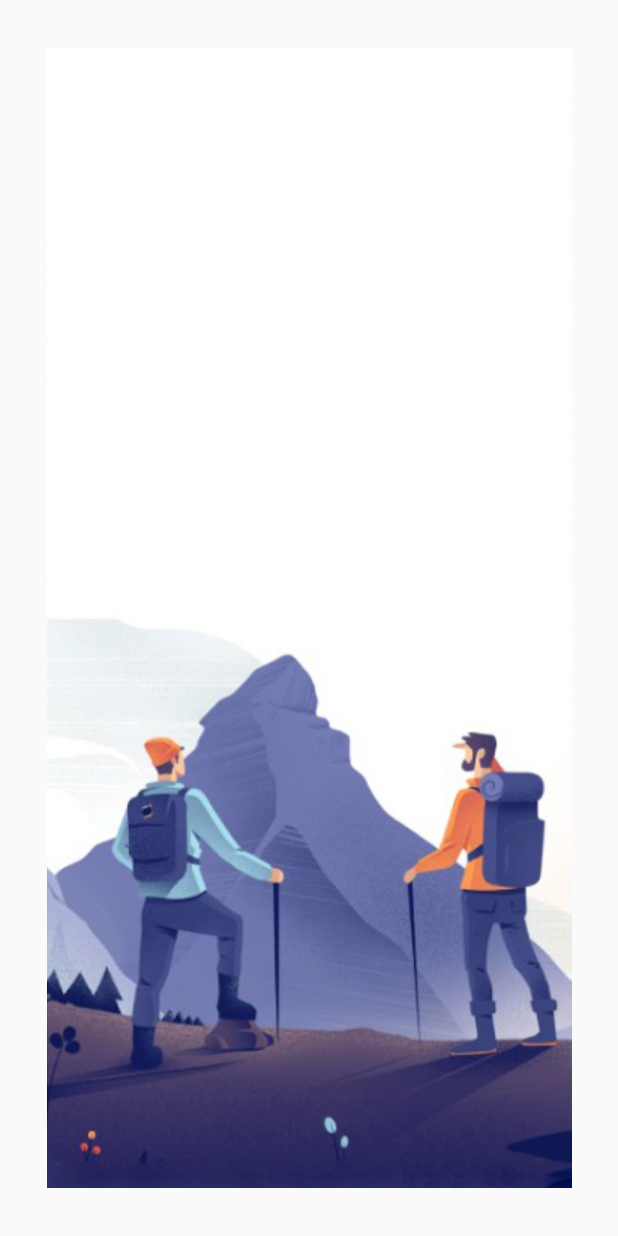
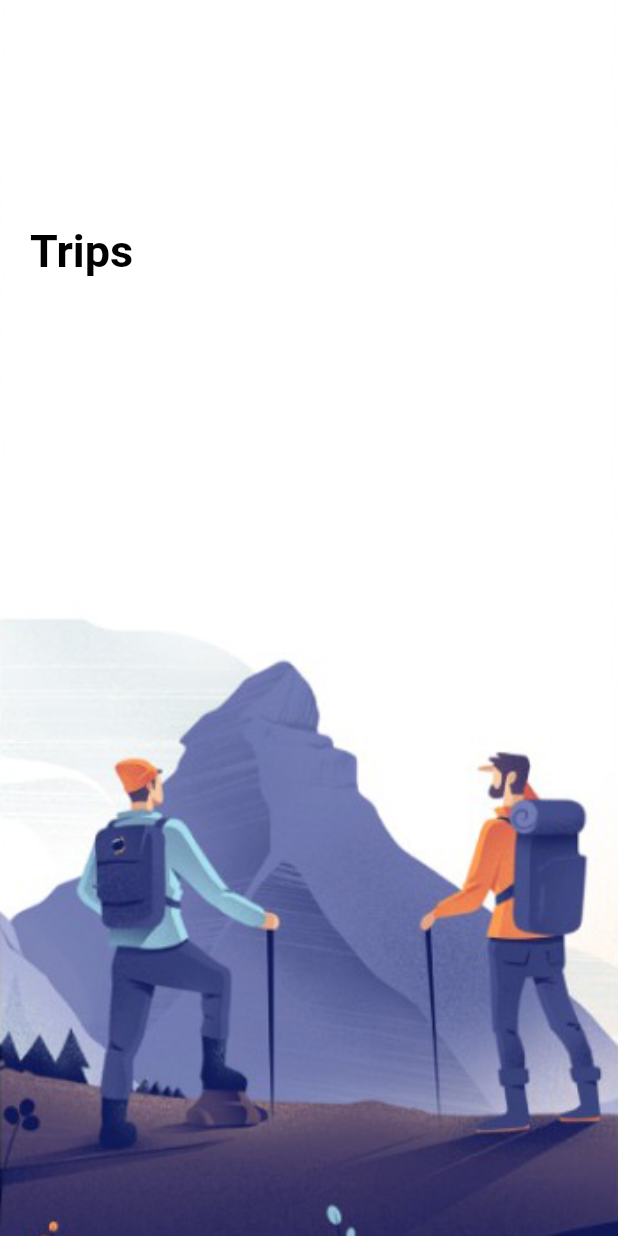
Before and after one commit to Bepo0328/travel_app, a Flutter app: the screen it shows after launch, on a phone screen of 412 x 824 dp. Run offline on Flutter 3.47's test engine with Material 2 defaults, Android fonts, the phone set to English and light mode, and no system bars.

Commit message:
TravelApp: Widget - AppLargeText

```diff
--- a/lib/pages/welcome_page.dart
+++ b/lib/pages/welcome_page.dart
@@ -1,4 +1,5 @@
 import 'package:flutter/material.dart';
+import 'package:travel_app/widgets/widgets.dart';
 
 class WelcomePage extends StatefulWidget {
   const WelcomePage({Key? key}) : super(key: key);
@@ -28,6 +29,19 @@ class _WelcomePageState extends State<WelcomePage> {
                 image: AssetImage(
                   'img/' + images[index],
                 ),
+                fit: BoxFit.cover,
+              ),
+            ),
+            child: Container(
+              margin: const EdgeInsets.only(top: 150, left: 20, right: 20),
+              child: Row(
+                children: [
+                  Column(
+                    children: [
+                      AppLargeText(text: 'Trips'),
+                    ],
+                  ),
+                ],
               ),
             ),
           );
--- /dev/null
+++ b/lib/widgets/app_large_text.dart
@@ -0,0 +1,26 @@
+import 'package:flutter/material.dart';
+
+class AppLargeText extends StatelessWidget {
+  final double size;
+  final String text;
+  final Color color;
+
+  const AppLargeText({
+    Key? key,
+    this.size = 30,
+    required this.text,
+    this.color = Colors.black,
+  }) : super(key: key);
+
+  @override
+  Widget build(BuildContext context) {
+    return Text(
+      text,
+      style: TextStyle(
+        color: color,
+        fontSize: size,
+        fontWeight: FontWeight.bold,
+      ),
+    );
+  }
+}
--- /dev/null
+++ b/lib/widgets/widgets.dart
@@ -0,0 +1,2 @@
+export 'app_text.dart';
+export 'app_large_text.dart';
```
Also changed, not shown: lib/widgets/app_text.dart (added).
